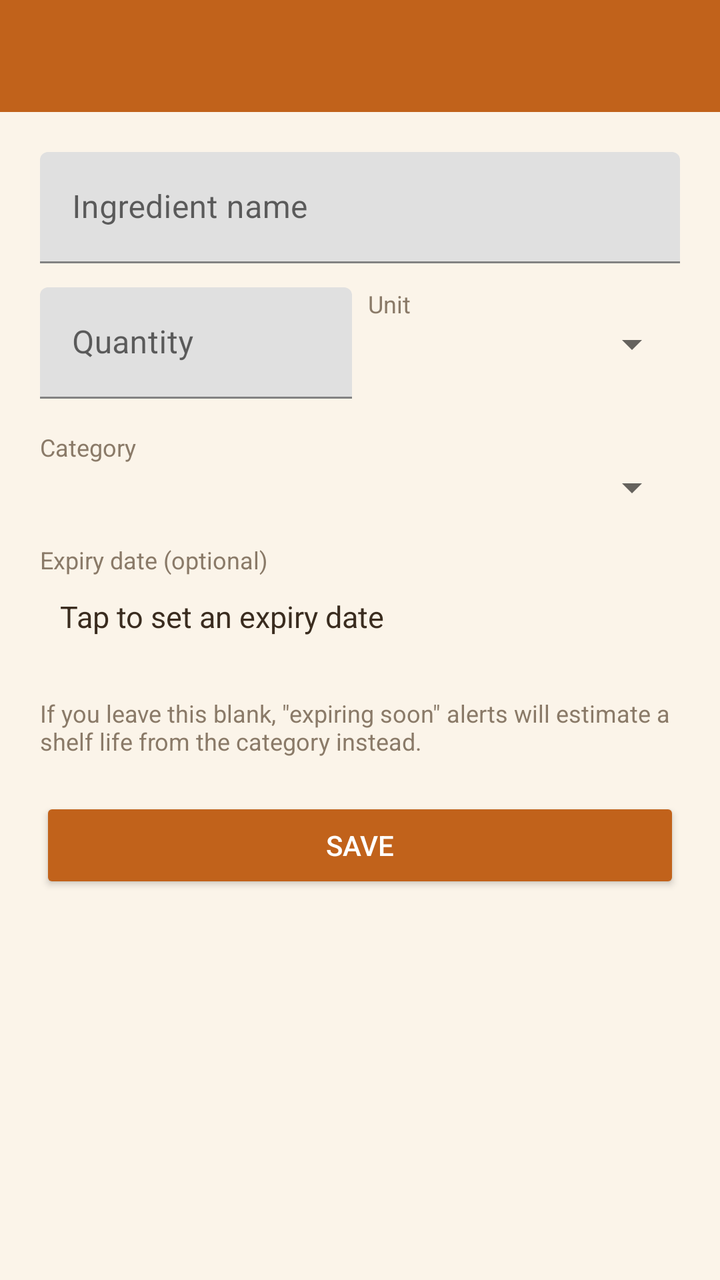
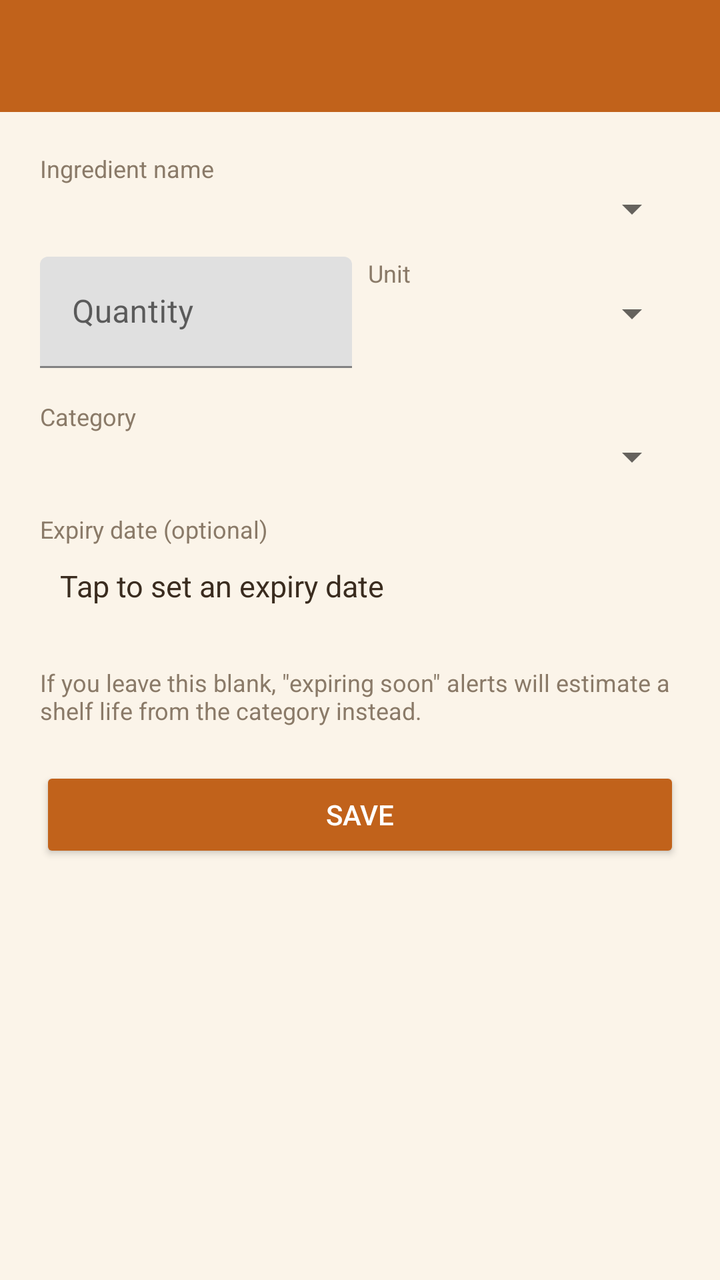

Compare the two renders of this Android layout. The source of the first and the diff that turns it into the second are given below.
<!-- AndroidManifest.xml: application theme Theme.ScrapsToSavory -->
<!-- res/layout/activity_add_edit_ingredient.xml -->
<?xml version="1.0" encoding="utf-8"?>
<ScrollView xmlns:android="http://schemas.android.com/apk/res/android"
    android:layout_width="match_parent"
    android:layout_height="match_parent"
    android:background="@color/pantry_background"
    android:fillViewport="true">

    <LinearLayout
        android:layout_width="match_parent"
        android:layout_height="wrap_content"
        android:orientation="vertical">

        <androidx.appcompat.widget.Toolbar
            android:id="@+id/toolbar"
            android:layout_width="match_parent"
            android:layout_height="?attr/actionBarSize"
            android:background="@color/pantry_primary"
            android:titleTextColor="@color/white" />

        <LinearLayout
            android:layout_width="match_parent"
            android:layout_height="wrap_content"
            android:orientation="vertical"
            android:padding="20dp">

            <com.google.android.material.textfield.TextInputLayout
                android:id="@+id/layoutName"
                android:layout_width="match_parent"
                android:layout_height="wrap_content">

                <com.google.android.material.textfield.TextInputEditText
                    android:id="@+id/editIngredientName"
                    android:layout_width="match_parent"
                    android:layout_height="wrap_content"
                    android:hint="@string/ingredient_name_hint"
                    android:inputType="textCapSentences" />
            </com.google.android.material.textfield.TextInputLayout>

            <LinearLayout
                android:layout_width="match_parent"
                android:layout_height="wrap_content"
                android:layout_marginTop="12dp"
                android:orientation="horizontal">

                <com.google.android.material.textfield.TextInputLayout
                    android:id="@+id/layoutQuantity"
                    android:layout_width="0dp"
                    android:layout_height="wrap_content"
                    android:layout_marginEnd="8dp"
                    android:layout_weight="1">

                    <com.google.android.material.textfield.TextInputEditText
                        android:id="@+id/editIngredientQuantity"
                        android:layout_width="match_parent"
                        android:layout_height="wrap_content"
                        android:hint="@string/ingredient_quantity_hint"
                        android:inputType="numberDecimal" />
                </com.google.android.material.textfield.TextInputLayout>

                <LinearLayout
                    android:layout_width="0dp"
                    android:layout_height="wrap_content"
                    android:layout_weight="1"
                    android:orientation="vertical">

                    <TextView
                        android:layout_width="wrap_content"
                        android:layout_height="wrap_content"
                        android:text="@string/ingredient_unit_hint"
                        android:textColor="@color/pantry_text_secondary"
                        android:textSize="12sp" />

                    <Spinner
                        android:id="@+id/spinnerUnit"
                        android:layout_width="match_parent"
                        android:layout_height="wrap_content" />
                </LinearLayout>
            </LinearLayout>

            <TextView
                android:layout_width="wrap_content"
                android:layout_height="wrap_content"
                android:layout_marginTop="16dp"
                android:text="@string/ingredient_category_hint"
                android:textColor="@color/pantry_text_secondary"
                android:textSize="12sp" />

            <Spinner
                android:id="@+id/spinnerCategory"
                android:layout_width="match_parent"
                android:layout_height="wrap_content" />

            <TextView
                android:layout_width="wrap_content"
                android:layout_height="wrap_content"
                android:layout_marginTop="16dp"
                android:text="@string/ingredient_expiry_hint"
                android:textColor="@color/pantry_text_secondary"
                android:textSize="12sp" />

            <LinearLayout
                android:layout_width="match_parent"
                android:layout_height="wrap_content"
                android:gravity="center_vertical"
                android:orientation="horizontal">

                <TextView
                    android:id="@+id/textExpiryDate"
                    android:layout_width="0dp"
                    android:layout_height="wrap_content"
                    android:layout_weight="1"
                    android:background="?android:attr/selectableItemBackground"
                    android:padding="10dp"
                    android:text="@string/ingredient_expiry_not_set"
                    android:textColor="@color/pantry_text_primary"
                    android:textSize="15sp" />

                <TextView
                    android:id="@+id/buttonClearExpiry"
                    android:layout_width="wrap_content"
                    android:layout_height="wrap_content"
                    android:padding="10dp"
                    android:text="@string/clear"
                    android:textColor="@color/pantry_error"
                    android:visibility="gone" />
            </LinearLayout>

            <TextView
                android:layout_width="match_parent"
                android:layout_height="wrap_content"
                android:layout_marginTop="20dp"
                android:text="@string/expiry_optional_note"
                android:textColor="@color/pantry_text_secondary"
                android:textSize="12sp" />

            <Button
                android:id="@+id/buttonSaveIngredient"
                android:layout_width="match_parent"
                android:layout_height="wrap_content"
                android:layout_marginTop="20dp"
                android:backgroundTint="@color/pantry_primary"
                android:text="@string/save"
                android:textColor="@color/white" />

        </LinearLayout>
    </LinearLayout>
</ScrollView>
<!-- resources referenced by this layout -->
<resources>
  <color name="pantry_background">#FBF4E9</color>
  <color name="pantry_error">#B3261E</color>
  <color name="pantry_primary">#C1621B</color>
  <color name="pantry_text_primary">#3A2C1F</color>
  <color name="pantry_text_secondary">#8A7A68</color>
  <color name="white">#FFFFFF</color>
  <string name="clear">Clear</string>
  <string name="expiry_optional_note">If you leave this blank, \"expiring soon\" alerts will estimate a shelf life from the category instead.</string>
  <string name="ingredient_category_hint">Category</string>
  <string name="ingredient_expiry_hint">Expiry date (optional)</string>
  <string name="ingredient_expiry_not_set">Tap to set an expiry date</string>
  <string name="ingredient_name_hint">Ingredient name</string>
  <string name="ingredient_quantity_hint">Quantity</string>
  <string name="ingredient_unit_hint">Unit</string>
  <string name="save">Save</string>
  <style name="Theme.ScrapsToSavory" parent="Theme.MaterialComponents.DayNight.NoActionBar">
          <item name="colorPrimary">@color/pantry_primary</item>
          <item name="colorPrimaryDark">@color/pantry_primary_dark</item>
          <item name="colorAccent">@color/pantry_accent</item>
          <item name="android:windowBackground">@color/pantry_background</item>
      </style>
  <color name="pantry_primary_dark">#8F4712</color>
  <color name="pantry_accent">#5C6B2C</color>
</resources>

<!-- the commit's change to res/layout/activity_add_edit_ingredient.xml (unified diff, before → after) -->
@@ -23,18 +23,17 @@
             android:orientation="vertical"
             android:padding="20dp">
 
-            <com.google.android.material.textfield.TextInputLayout
-                android:id="@+id/layoutName"
+            <TextView
+                android:layout_width="wrap_content"
+                android:layout_height="wrap_content"
+                android:text="@string/ingredient_name_hint"
+                android:textColor="@color/pantry_text_secondary"
+                android:textSize="12sp" />
+
+            <Spinner
+                android:id="@+id/spinnerIngredientName"
                 android:layout_width="match_parent"
-                android:layout_height="wrap_content">
-
-                <com.google.android.material.textfield.TextInputEditText
-                    android:id="@+id/editIngredientName"
-                    android:layout_width="match_parent"
-                    android:layout_height="wrap_content"
-                    android:hint="@string/ingredient_name_hint"
-                    android:inputType="textCapSentences" />
-            </com.google.android.material.textfield.TextInputLayout>
+                android:layout_height="wrap_content" />
 
             <LinearLayout
                 android:layout_width="match_parent"
